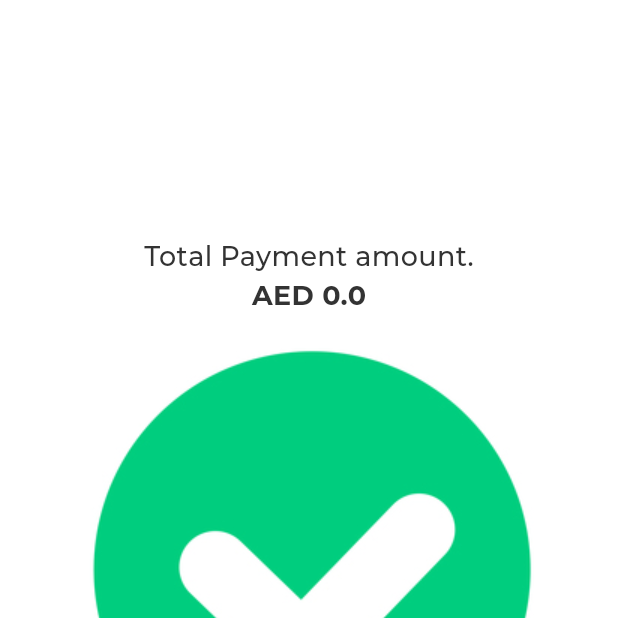
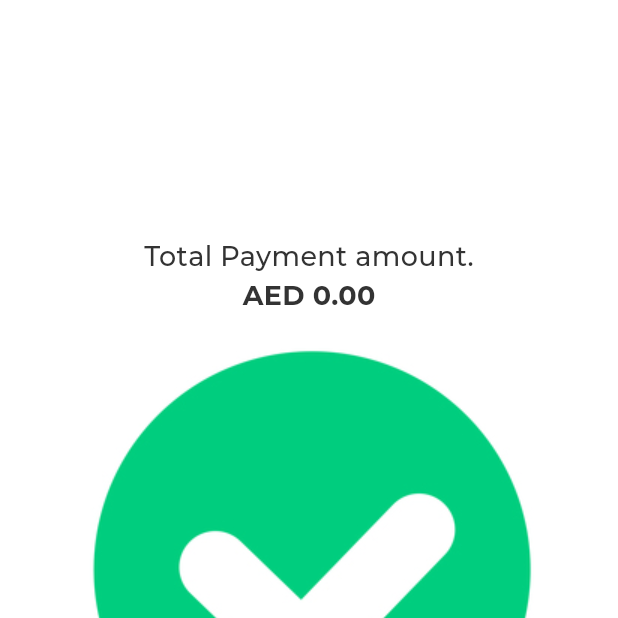
Before and after one commit to SaliniG/ShoppingApp, a Flutter app: the PlaceOrderScreen screen opened directly with empty values, on a phone screen of 412 x 824 dp, the top half of it. Run offline on Flutter 3.47's test engine with Material 3 defaults, Android fonts, the phone set to English and light mode, and no system bars; our stand-ins replace fluttertoast; missing offline and left inert: dart:ffi; network calls fail.

```diff
--- a/lib/ui/place_order_screen.dart
+++ b/lib/ui/place_order_screen.dart
@@ -27,7 +27,7 @@ class PlaceOrderScreen extends StatelessWidget {
             style: headlineTextStyle,
           ),
           Text(
-            "${AppConstants.dollarText}$totalPrice",
+            "${AppConstants.dollarText}${totalPrice.toStringAsFixed(2)}",
             style: headlineTextStyleBold,
           ),
           const Image(
```
